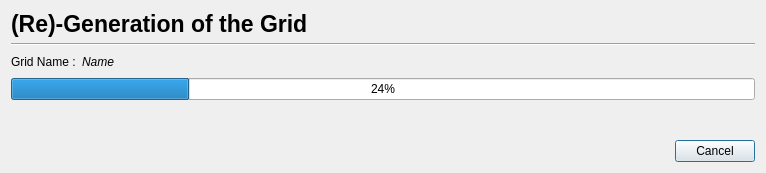
Old version of the form PhzQtUI/auxdir/PhzQtUI/DialogGridGeneration.ui in the repository astrorama/Phosphoros.
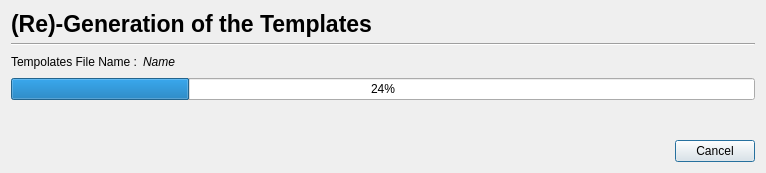
New version of the form.

The edit to the form file:
```diff
--- a/PhzQtUI/auxdir/PhzQtUI/DialogGridGeneration.ui
+++ b/PhzQtUI/auxdir/PhzQtUI/DialogGridGeneration.ui
@@ -26,7 +26,7 @@
         </font>
        </property>
        <property name="text">
-        <string>(Re)-Generation of the Grid</string>
+        <string>(Re)-Generation of the Templates</string>
        </property>
       </widget>
      </item>
@@ -57,7 +57,7 @@
      <item>
       <widget class="QLabel" name="label">
        <property name="text">
-        <string>Grid Name :</string>
+        <string>Tempolates File Name :</string>
        </property>
       </widget>
      </item>
```
Left out of the diff: 2 changed lines with no effect on the pictures.
